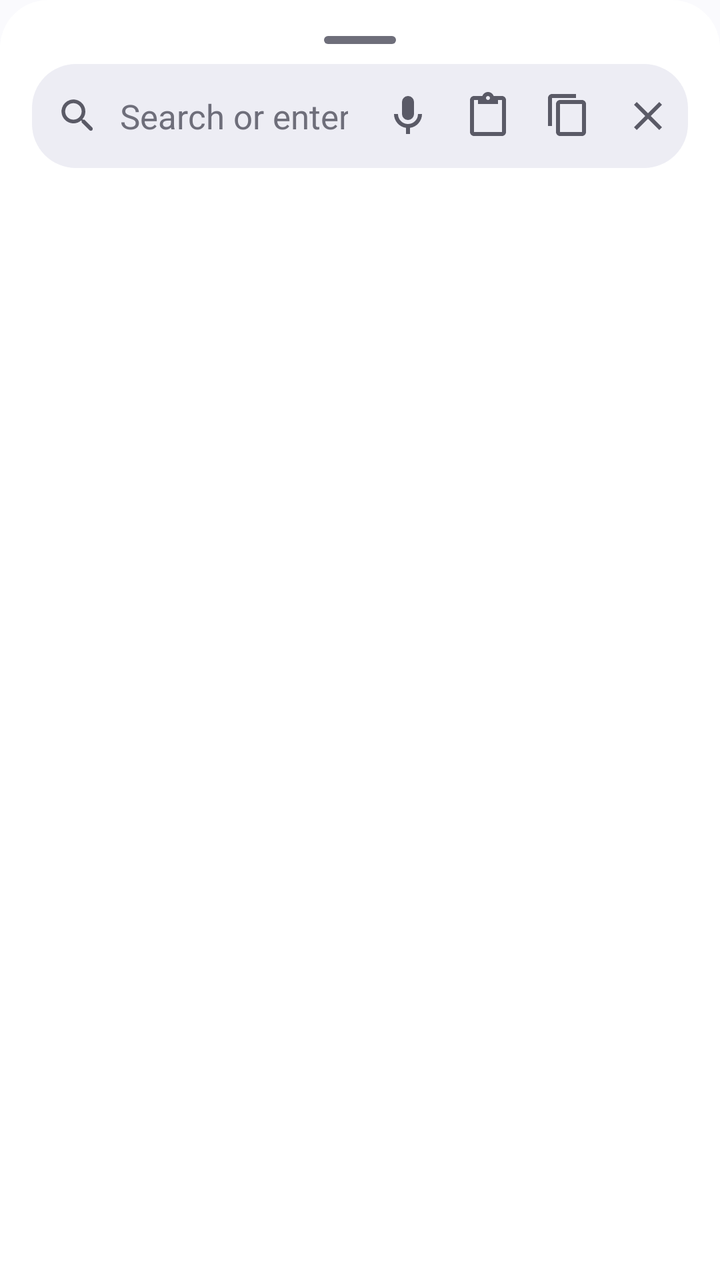
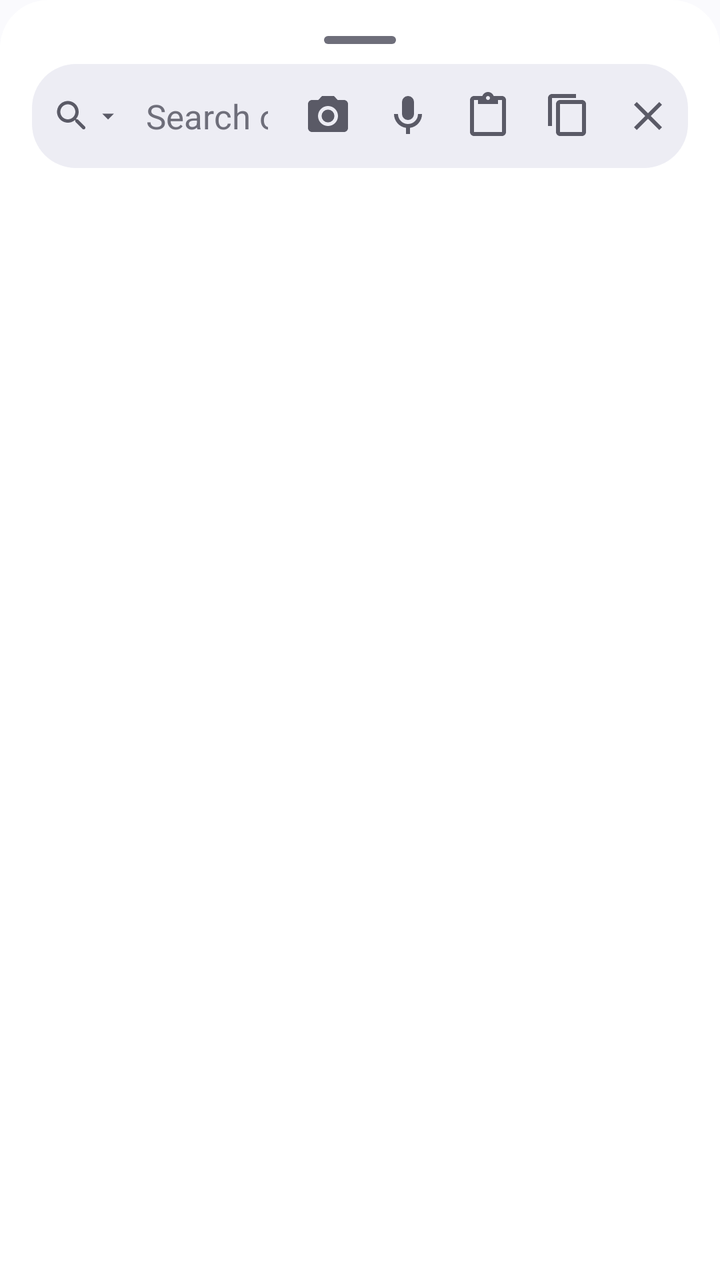

Screens rendered from an Android XML layout before and after an edit, with the pre-edit source and the edit as a unified diff.
<!-- AndroidManifest.xml: application theme Theme.Bolt -->
<!-- res/layout/dialog_omnibox.xml -->
<?xml version="1.0" encoding="utf-8"?>
<LinearLayout xmlns:android="http://schemas.android.com/apk/res/android"
    android:orientation="vertical" android:layout_width="match_parent"
    android:layout_height="wrap_content" android:background="@drawable/bg_sheet"
    android:paddingStart="16dp" android:paddingEnd="16dp" android:paddingBottom="14dp" android:paddingTop="8dp">
    
    <View android:id="@+id/omni_handle" android:layout_width="36dp" android:layout_height="4dp"
        android:layout_gravity="center_horizontal" android:layout_marginTop="10dp"
        android:background="@drawable/bg_handle"/>
    <LinearLayout android:orientation="horizontal"
        android:layout_width="match_parent" android:layout_height="52dp"
        android:layout_marginTop="10dp"
        android:background="@drawable/bg_urlbar" android:gravity="center_vertical">
        <ImageView android:id="@+id/iv_omni_search"
            android:layout_width="22dp" android:layout_height="22dp"
            android:src="@drawable/ic_search" android:layout_marginStart="12dp"
            android:contentDescription="@string/search"/>
        <EditText android:id="@+id/et_omni"
            android:layout_width="0dp" android:layout_height="match_parent"
            android:layout_weight="1" android:singleLine="true"
            android:imeOptions="actionGo" android:hint="@string/search_hint"
            android:textSize="17sp" android:background="@null"
            android:paddingStart="10dp" android:paddingEnd="10dp"
            android:importantForAutofill="no"/>
        <ImageButton android:id="@+id/btn_omni_voice"
            android:layout_width="40dp" android:layout_height="40dp"
            android:src="@drawable/ic_mic" android:background="?attr/selectableItemBackgroundBorderless"
            android:contentDescription="Voice search"/>
        <ImageButton android:id="@+id/btn_omni_paste"
            android:layout_width="40dp" android:layout_height="40dp"
            android:src="@drawable/ic_paste" android:background="?attr/selectableItemBackgroundBorderless"
            android:contentDescription="@string/paste"/>
        <ImageButton android:id="@+id/btn_omni_copy"
            android:layout_width="40dp" android:layout_height="40dp"
            android:src="@drawable/ic_copy" android:background="?attr/selectableItemBackgroundBorderless"
            android:contentDescription="@string/copy"/>
        <ImageButton android:id="@+id/btn_omni_clear"
            android:layout_width="40dp" android:layout_height="40dp"
            android:src="@drawable/ic_close" android:background="?attr/selectableItemBackgroundBorderless"
            android:contentDescription="@string/clear"/>
    </LinearLayout>
    <androidx.recyclerview.widget.RecyclerView
        android:id="@+id/rv_suggest" android:layout_width="match_parent"
        android:layout_height="wrap_content" android:layout_marginTop="4dp"
        android:overScrollMode="never"/>
</LinearLayout>
<!-- resources referenced by this layout -->
<resources>
  <!-- drawable bg_handle (drawable) -->
  <?xml version="1.0" encoding="utf-8"?>
  <shape xmlns:android="http://schemas.android.com/apk/res/android" android:shape="rectangle">
      <solid android:color="?attr/colorTextDim"/>
      <corners android:radius="2dp"/>
  </shape>
  <!-- drawable bg_sheet (drawable) -->
  <?xml version="1.0" encoding="utf-8"?>
  <shape xmlns:android="http://schemas.android.com/apk/res/android" android:shape="rectangle">
      <solid android:color="?attr/colorSurface"/>
      <corners android:topLeftRadius="24dp" android:topRightRadius="24dp"/>
  </shape>
  <!-- drawable bg_urlbar (drawable) -->
  <?xml version="1.0" encoding="utf-8"?>
  <shape xmlns:android="http://schemas.android.com/apk/res/android" android:shape="rectangle">
      <solid android:color="?attr/colorSurface2"/>
      <corners android:radius="22dp"/>
  </shape>
  <!-- drawable ic_close (drawable) -->
  <?xml version="1.0" encoding="utf-8"?>
  <vector xmlns:android="http://schemas.android.com/apk/res/android"
      android:width="24dp" android:height="24dp"
      android:viewportWidth="24" android:viewportHeight="24">
  <path android:fillColor="?attr/colorTint" android:pathData="M19,6.41L17.59,5 12,10.59 6.41,5 5,6.41 10.59,12 5,17.59 6.41,19 12,13.41 17.59,19 19,17.59 13.41,12z"/>
  </vector>
  <!-- drawable ic_copy (drawable) -->
  <vector xmlns:android="http://schemas.android.com/apk/res/android"
      android:width="24dp" android:height="24dp" android:viewportWidth="24" android:viewportHeight="24">
      <path android:fillColor="?attr/colorTint" android:pathData="M16,1H4C2.9,1 2,1.9 2,3v14h2V3h12V1zM19,4H8C6.9,4 6,4.9 6,6v14c0,1.1 0.9,2 2,2h11c1.1,0 2,-0.9 2,-2V6C21,4.9 20.1,4 19,4zM19,20H8V6h11v14z"/>
  </vector>
  <string name="clear">Clear</string>
  <string name="copy">Copy</string>
  <string name="paste">Paste</string>
  <string name="search">Search</string>
  <string name="search_hint">Search or enter address</string>
  <style name="BoltWindowAnimations" parent="@android:style/Animation.Activity">
          <item name="android:activityOpenEnterAnimation">@anim/bolt_open_enter</item>
          <item name="android:activityOpenExitAnimation">@anim/bolt_open_exit</item>
          <item name="android:activityCloseEnterAnimation">@anim/bolt_close_enter</item>
          <item name="android:activityCloseExitAnimation">@anim/bolt_close_exit</item>
      </style>
  <color name="light_bg">#FAFAFD</color>
  <color name="light_surface">#FFFFFF</color>
  <color name="light_surface2">#EDEDF4</color>
  <color name="light_text">#1B1B20</color>
  <color name="light_text_dim">#6E6E7A</color>
  <color name="light_outline">#DCDCE6</color>
  <color name="accent_blue">#3E8BFF</color>
  <color name="danger">#EF4444</color>
  <!-- unchanged entries left out for length: 5 -->
</resources>

<!-- the commit's change to res/layout/dialog_omnibox.xml (unified diff, before → after) -->
@@ -11,10 +11,23 @@
         android:layout_width="match_parent" android:layout_height="52dp"
         android:layout_marginTop="10dp"
         android:background="@drawable/bg_urlbar" android:gravity="center_vertical">
-        <ImageView android:id="@+id/iv_omni_search"
-            android:layout_width="22dp" android:layout_height="22dp"
-            android:src="@drawable/ic_search" android:layout_marginStart="12dp"
-            android:contentDescription="@string/search"/>
+        
+        <LinearLayout android:id="@+id/omni_engine"
+            android:orientation="horizontal"
+            android:layout_width="wrap_content" android:layout_height="match_parent"
+            android:gravity="center_vertical" android:paddingStart="10dp"
+            android:paddingEnd="2dp" android:background="?attr/selectableItemBackground"
+            android:clickable="true" android:focusable="true">
+            <ImageView android:id="@+id/iv_omni_search"
+                android:layout_width="20dp" android:layout_height="20dp"
+                android:src="@drawable/ic_search"
+                android:contentDescription="@string/search"/>
+            <ImageView android:id="@+id/iv_omni_engine_arrow"
+                android:layout_width="14dp" android:layout_height="14dp"
+                android:layout_marginStart="1dp"
+                android:src="@drawable/ic_drop_down"
+                android:contentDescription="Choose search engine"/>
+        </LinearLayout>
         <EditText android:id="@+id/et_omni"
             android:layout_width="0dp" android:layout_height="match_parent"
             android:layout_weight="1" android:singleLine="true"
@@ -22,6 +35,11 @@
             android:textSize="17sp" android:background="@null"
             android:paddingStart="10dp" android:paddingEnd="10dp"
             android:importantForAutofill="no"/>
+        
+        <ImageButton android:id="@+id/btn_omni_cam"
+            android:layout_width="40dp" android:layout_height="40dp"
+            android:src="@drawable/ic_camera" android:background="?attr/selectableItemBackgroundBorderless"
+            android:contentDescription="Image search"/>
         <ImageButton android:id="@+id/btn_omni_voice"
             android:layout_width="40dp" android:layout_height="40dp"
             android:src="@drawable/ic_mic" android:background="?attr/selectableItemBackgroundBorderless"
<!-- resource entries referenced after the edit -->
@@ -18,6 +18,14 @@
       <solid android:color="?attr/colorSurface2"/>
       <corners android:radius="22dp"/>
   </shape>
+  <!-- drawable ic_camera (drawable) -->
+  <?xml version="1.0" encoding="utf-8"?>
+  <vector xmlns:android="http://schemas.android.com/apk/res/android"
+      android:width="24dp" android:height="24dp"
+      android:viewportWidth="24" android:viewportHeight="24">
+  <path android:fillColor="?attr/colorTint" android:pathData="M12,15.2a3.2,3.2 0,1 0,0 -6.4a3.2,3.2 0,0 0,0 6.4z"/>
+  <path android:fillColor="?attr/colorTint" android:pathData="M9,2L7.17,4H4c-1.1,0 -2,0.9 -2,2v12c0,1.1 0.9,2 2,2h16c1.1,0 2,-0.9 2,-2V6c0,-1.1 -0.9,-2 -2,-2h-3.17L15,2H9zM12,17c-2.76,0 -5,-2.24 -5,-5s2.24,-5 5,-5 5,2.24 5,5 -2.24,5 -5,5z"/>
+  </vector>
   <!-- drawable ic_close (drawable) -->
   <?xml version="1.0" encoding="utf-8"?>
   <vector xmlns:android="http://schemas.android.com/apk/res/android"
@@ -29,6 +37,13 @@
   <vector xmlns:android="http://schemas.android.com/apk/res/android"
       android:width="24dp" android:height="24dp" android:viewportWidth="24" android:viewportHeight="24">
       <path android:fillColor="?attr/colorTint" android:pathData="M16,1H4C2.9,1 2,1.9 2,3v14h2V3h12V1zM19,4H8C6.9,4 6,4.9 6,6v14c0,1.1 0.9,2 2,2h11c1.1,0 2,-0.9 2,-2V6C21,4.9 20.1,4 19,4zM19,20H8V6h11v14z"/>
+  </vector>
+  <!-- drawable ic_drop_down (drawable) -->
+  <?xml version="1.0" encoding="utf-8"?>
+  <vector xmlns:android="http://schemas.android.com/apk/res/android"
+      android:width="16dp" android:height="16dp"
+      android:viewportWidth="24" android:viewportHeight="24">
+  <path android:fillColor="?attr/colorTint" android:pathData="M7,10l5,5 5,-5z"/>
   </vector>
   <string name="clear">Clear</string>
   <string name="copy">Copy</string>
